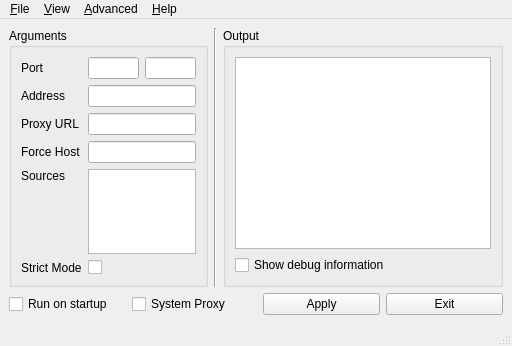
This is src/mainwindow.ui in FrzMtrsprt/QtUnblockNeteaseMusic as Qt 5 draws it before an edit. The edited form follows.
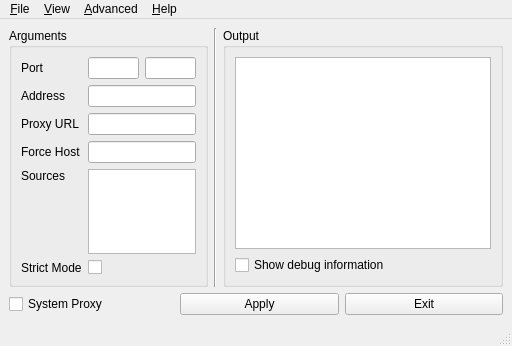
This is the edited form.

Diff of the .ui file:
```diff
--- a/src/mainwindow.ui
+++ b/src/mainwindow.ui
@@ -212,13 +212,6 @@
     </item>
     <item>
      <layout class="QHBoxLayout" name="buttonBox">
-      <item>
-       <widget class="QCheckBox" name="startupCheckBox">
-        <property name="text">
-         <string>Run on startup</string>
-        </property>
-       </widget>
-      </item>
       <item>
        <widget class="QCheckBox" name="proxyCheckBox">
         <property name="text">
```
